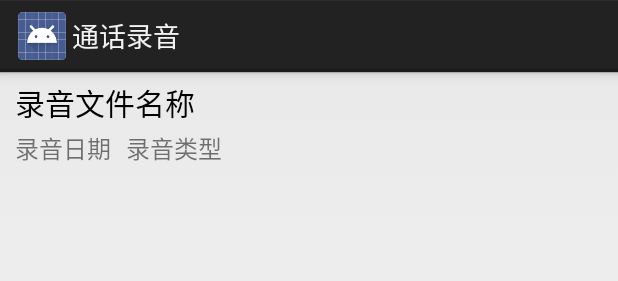
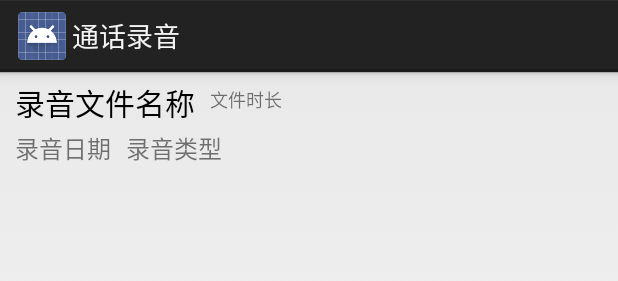
Before and after one commit to EE3EE/PhoneRecords, an Android app: the layout phone_records_item.xml on its own in the app's theme, with its tools: preview values and no code run, on a phone screen of 412 x 824 dp. Shown: the top 281 px of the screen. Run offline under Robolectric (Android 15) with nearby library versions, the phone set to English and light mode, and no system bars.

```diff
--- a/app/src/main/res/layout/phone_records_item.xml
+++ b/app/src/main/res/layout/phone_records_item.xml
@@ -2,6 +2,12 @@
 <RelativeLayout xmlns:android="http://schemas.android.com/apk/res/android"
               android:orientation="vertical"
               android:layout_width="match_parent"
+              android:layout_height="wrap_content">
+
+    <LinearLayout
+        android:id="@+id/ll_top"
+        android:orientation="horizontal"
+        android:layout_width="wrap_content"
         android:layout_height="wrap_content">
 
         <TextView
@@ -16,6 +22,19 @@
             />
 
         <TextView
+            android:id="@+id/tv_file_totaltime"
+            android:layout_width="wrap_content"
+            android:layout_height="wrap_content"
+            android:text="文件时长"
+            android:textColor="#88000000"
+            android:textSize="12sp"
+            android:layout_toRightOf="@+id/tv_file_name"
+            android:layout_marginLeft="10dp"
+            />
+
+    </LinearLayout>
+
+    <TextView
         android:id="@+id/tv_file_date"
         android:layout_width="wrap_content"
         android:layout_height="wrap_content"
@@ -24,7 +43,7 @@
         android:textSize="16sp"
         android:layout_marginLeft="10dp"
         android:layout_marginTop="3dp"
-        android:layout_below="@+id/tv_file_name"
+        android:layout_below="@+id/ll_top"
         />
 
     <TextView
@@ -36,8 +55,10 @@
         android:textSize="16sp"
         android:layout_marginLeft="10dp"
         android:layout_marginTop="3dp"
-        android:layout_below="@+id/tv_file_name"
+        android:layout_below="@+id/ll_top"
         android:layout_toRightOf="@+id/tv_file_date"
         />
 
+
+
 </RelativeLayout>
```
Also changed, not shown: app/src/main/java/com/zyx/android/phonerecords/ManageRecordsActivity.java (+40 -7 lines), app/src/main/java/com/zyx/android/phonerecords/domin/PhoneRecordsInfo.java (+10 -0 lines), app/src/main/java/com/zyx/android/phonerecords/engine/PhoneRecordsInfoProvider.java (+31 -5 lines), 1 other file. Lines whose indentation alone changed are shown as unchanged.
